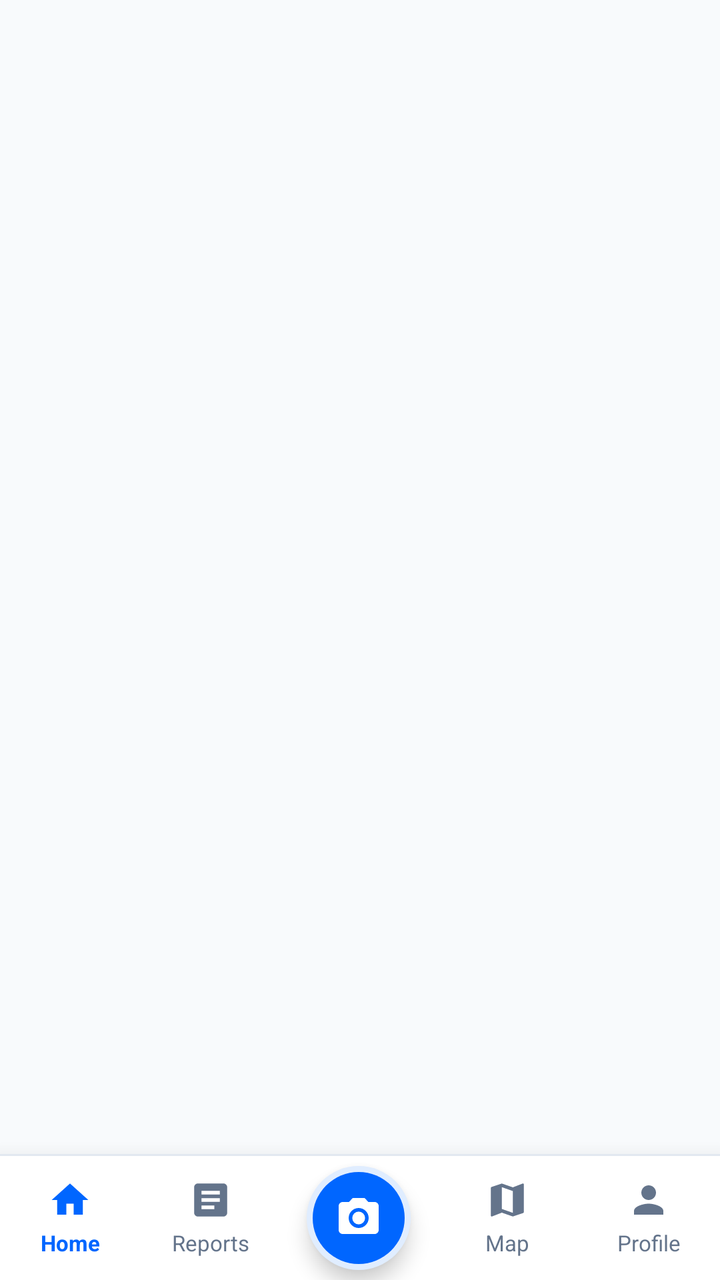
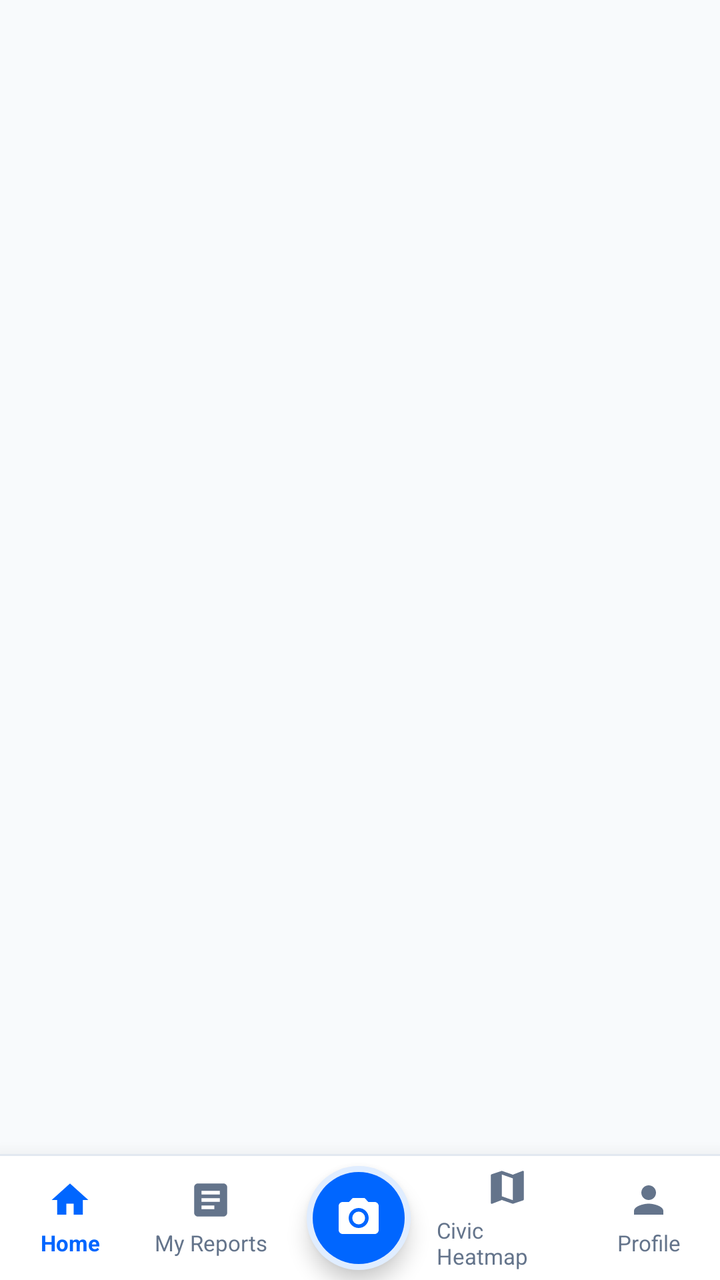

Before-and-after screenshots of an Android layout around one commit, followed by the original layout XML and the change that was made.
<!-- AndroidManifest.xml: application theme Theme.Reportit -->
<!-- res/layout/activity_main.xml -->
<?xml version="1.0" encoding="utf-8"?>
<androidx.constraintlayout.widget.ConstraintLayout xmlns:android="http://schemas.android.com/apk/res/android"
    xmlns:app="http://schemas.android.com/apk/res-auto"
    xmlns:tools="http://schemas.android.com/tools"
    android:id="@+id/main"
    android:layout_width="match_parent"
    android:layout_height="match_parent"
    android:background="@color/background_light"
    tools:context=".MainActivity">

    
    <FrameLayout
        android:id="@+id/fragment_container"
        android:layout_width="0dp"
        android:layout_height="0dp"
        app:layout_constraintBottom_toTopOf="@id/bottomNavContainer"
        app:layout_constraintEnd_toEndOf="parent"
        app:layout_constraintStart_toStartOf="parent"
        app:layout_constraintTop_toTopOf="parent" />

    
    <LinearLayout
        android:id="@+id/bottomNavContainer"
        android:layout_width="0dp"
        android:layout_height="wrap_content"
        android:background="@color/white"
        android:elevation="16dp"
        android:orientation="vertical"
        app:layout_constraintBottom_toBottomOf="parent"
        app:layout_constraintEnd_toEndOf="parent"
        app:layout_constraintStart_toStartOf="parent">

        
        <View
            android:layout_width="match_parent"
            android:layout_height="1dp"
            android:background="#E2E8F0" />

        <LinearLayout
            android:id="@+id/bottomNavRow"
            android:layout_width="match_parent"
            android:layout_height="62dp"
            android:gravity="center_vertical"
            android:orientation="horizontal">

            
            <LinearLayout
                android:id="@+id/navHome"
                android:layout_width="0dp"
                android:layout_height="match_parent"
                android:layout_weight="1"
                android:background="?attr/selectableItemBackground"
                android:clickable="true"
                android:focusable="true"
                android:gravity="center"
                android:orientation="vertical">

                <ImageView
                    android:id="@+id/ivNavHome"
                    android:layout_width="22dp"
                    android:layout_height="22dp"
                    android:src="@drawable/ic_home"
                    app:tint="#0066FF" />

                <TextView
                    android:id="@+id/tvNavHome"
                    android:layout_width="wrap_content"
                    android:layout_height="wrap_content"
                    android:layout_marginTop="3dp"
                    android:text="Home"
                    android:textColor="#0066FF"
                    android:textSize="11sp"
                    android:textStyle="bold" />
            </LinearLayout>

            
            <LinearLayout
                android:id="@+id/navReports"
                android:layout_width="0dp"
                android:layout_height="match_parent"
                android:layout_weight="1"
                android:background="?attr/selectableItemBackground"
                android:clickable="true"
                android:focusable="true"
                android:gravity="center"
                android:orientation="vertical">

                <ImageView
                    android:id="@+id/ivNavReports"
                    android:layout_width="22dp"
                    android:layout_height="22dp"
                    android:src="@drawable/ic_reports"
                    app:tint="#64748B" />

                <TextView
                    android:id="@+id/tvNavReports"
                    android:layout_width="wrap_content"
                    android:layout_height="wrap_content"
                    android:layout_marginTop="3dp"
                    android:text="Reports"
                    android:textColor="#64748B"
                    android:textSize="11sp" />
            </LinearLayout>

            
            <FrameLayout
                android:layout_width="0dp"
                android:layout_height="match_parent"
                android:layout_weight="1.1"
                android:clipChildren="false">

                <FrameLayout
                    android:id="@+id/fabCenterCamera"
                    android:layout_width="52dp"
                    android:layout_height="52dp"
                    android:layout_gravity="center"
                    android:background="@drawable/bg_status_badge"
                    android:backgroundTint="#E0EDFF"
                    android:clickable="true"
                    android:elevation="6dp"
                    android:focusable="true"
                    android:padding="3dp">

                    <FrameLayout
                        android:layout_width="match_parent"
                        android:layout_height="match_parent"
                        android:background="@drawable/bg_status_badge"
                        android:backgroundTint="#0066FF">

                        <ImageView
                            android:layout_width="24dp"
                            android:layout_height="24dp"
                            android:layout_gravity="center"
                            android:src="@drawable/ic_camera"
                            app:tint="@color/white" />
                    </FrameLayout>
                </FrameLayout>
            </FrameLayout>

            
            <LinearLayout
                android:id="@+id/navMap"
                android:layout_width="0dp"
                android:layout_height="match_parent"
                android:layout_weight="1"
                android:background="?attr/selectableItemBackground"
                android:clickable="true"
                android:focusable="true"
                android:gravity="center"
                android:orientation="vertical">

                <ImageView
                    android:id="@+id/ivNavMap"
                    android:layout_width="22dp"
                    android:layout_height="22dp"
                    android:src="@drawable/ic_map"
                    app:tint="#64748B" />

                <TextView
                    android:id="@+id/tvNavMap"
                    android:layout_width="wrap_content"
                    android:layout_height="wrap_content"
                    android:layout_marginTop="3dp"
                    android:text="Map"
                    android:textColor="#64748B"
                    android:textSize="11sp" />
            </LinearLayout>

            
            <LinearLayout
                android:id="@+id/navProfile"
                android:layout_width="0dp"
                android:layout_height="match_parent"
                android:layout_weight="1"
                android:background="?attr/selectableItemBackground"
                android:clickable="true"
                android:focusable="true"
                android:gravity="center"
                android:orientation="vertical">

                <ImageView
                    android:id="@+id/ivNavProfile"
                    android:layout_width="22dp"
                    android:layout_height="22dp"
                    android:src="@drawable/ic_profile"
                    app:tint="#64748B" />

                <TextView
                    android:id="@+id/tvNavProfile"
                    android:layout_width="wrap_content"
                    android:layout_height="wrap_content"
                    android:layout_marginTop="3dp"
                    android:text="Profile"
                    android:textColor="#64748B"
                    android:textSize="11sp" />
            </LinearLayout>
        </LinearLayout>
    </LinearLayout>

</androidx.constraintlayout.widget.ConstraintLayout>
<!-- resources referenced by this layout -->
<resources>
  <color name="background_light">#F8FAFC</color>
  <color name="white">#FFFFFFFF</color>
  <!-- drawable bg_status_badge (drawable) -->
  <?xml version="1.0" encoding="utf-8"?>
  <shape xmlns:android="http://schemas.android.com/apk/res/android"
      android:shape="rectangle">
      <solid android:color="@color/primary_container" />
      <corners android:radius="100dp" />
  </shape>
  <!-- drawable ic_camera (drawable) -->
  <vector xmlns:android="http://schemas.android.com/apk/res/android"
      android:width="24dp"
      android:height="24dp"
      android:viewportWidth="24"
      android:viewportHeight="24">
      <path
          android:fillColor="#FF000000"
          android:pathData="M12,12m-3.2,0a3.2,3.2 0,1 1,6.4 0a3.2,3.2 0,1 1,-6.4 0M9,2L7.17,4H4c-1.1,0 -2,0.9 -2,2v12c0,1.1 0.9,2 2,2h16c1.1,0 2,-0.9 2,-2V6c0,-1.1 -0.9,-2 -2,-2h-3.17L15,2H9zm3,15c-2.76,0 -5,-2.24 -5,-5s2.24,-5 5,-5 5,2.24 5,5 -2.24,5 -5,5z" />
  </vector>
  <!-- drawable ic_home (drawable) -->
  <vector xmlns:android="http://schemas.android.com/apk/res/android"
      android:width="24dp"
      android:height="24dp"
      android:viewportWidth="24"
      android:viewportHeight="24">
      <path
          android:fillColor="#FF000000"
          android:pathData="M10,20v-6h4v6h5v-8h3L12,3 2,12h3v8z" />
  </vector>
  <!-- drawable ic_map (drawable) -->
  <vector xmlns:android="http://schemas.android.com/apk/res/android"
      android:width="24dp"
      android:height="24dp"
      android:viewportWidth="24"
      android:viewportHeight="24">
      <path
          android:fillColor="#FF000000"
          android:pathData="M20.5,3l-.16.03L15,5.1 9,3 3.36,4.9c-.21.07 -.36.25 -.36.48V20.5c0,.28.22.5.5.5l.16,-.03L9,18.9l6,2.1 5.64,-1.9c.21,-.07.36,-.25.36,-.48V3.5c0,-.28 -.22,-.5 -.5,-.5zM15,19l-6,-2.11V5l6,2.11V19z" />
  </vector>
  <!-- drawable ic_profile (drawable) -->
  <vector xmlns:android="http://schemas.android.com/apk/res/android"
      android:width="24dp"
      android:height="24dp"
      android:viewportWidth="24"
      android:viewportHeight="24">
      <path
          android:fillColor="#FF000000"
          android:pathData="M12,12c2.21,0 4,-1.79 4,-4s-1.79,-4 -4,-4 -4,1.79 -4,4 1.79,4 4,4zm0,2c-2.67,0 -8,1.34 -8,4v2h16v-2c0,-2.66 -5.33,-4 -8,-4z" />
  </vector>
  <!-- drawable ic_reports (drawable) -->
  <vector xmlns:android="http://schemas.android.com/apk/res/android"
      android:width="24dp"
      android:height="24dp"
      android:viewportWidth="24"
      android:viewportHeight="24">
      <path
          android:fillColor="#FF000000"
          android:pathData="M19,3H5c-1.1,0 -2,0.9 -2,2v14c0,1.1 0.9,2 2,2h14c1.1,0 2,-0.9 2,-2V5c0,-1.1 -0.9,-2 -2,-2zm-5,14H7v-2h7v2zm3,-4H7v-2h10v2zm0,-4H7V7h10v2z" />
  </vector>
  <style name="Theme.Reportit" parent="Base.Theme.Reportit" />
  <color name="primary_container">#E0F2FE</color>
  <style name="Base.Theme.Reportit" parent="Theme.Material3.DayNight.NoActionBar">
          
          <item name="colorPrimary">@color/primary</item>
          <item name="colorPrimaryVariant">@color/primary_dark</item>
          <item name="colorOnPrimary">@color/white</item>
          <item name="colorSecondary">@color/accent</item>
          <item name="android:windowBackground">@color/background_light</item>
          <item name="android:statusBarColor">@color/primary</item>
      </style>
  <color name="primary">#006494</color>
  <color name="primary_dark">#004E75</color>
  <color name="accent">#00A6FB</color>
</resources>

<!-- the commit's change to res/layout/activity_main.xml (unified diff, before → after) -->
@@ -67,7 +67,7 @@
                     android:layout_width="wrap_content"
                     android:layout_height="wrap_content"
                     android:layout_marginTop="3dp"
-                    android:text="Home"
+                    android:text="@string/nav_home"
                     android:textColor="#0066FF"
                     android:textSize="11sp"
                     android:textStyle="bold" />
@@ -97,7 +97,7 @@
                     android:layout_width="wrap_content"
                     android:layout_height="wrap_content"
                     android:layout_marginTop="3dp"
-                    android:text="Reports"
+                    android:text="@string/nav_reports"
                     android:textColor="#64748B"
                     android:textSize="11sp" />
             </LinearLayout>
@@ -161,7 +161,7 @@
                     android:layout_width="wrap_content"
                     android:layout_height="wrap_content"
                     android:layout_marginTop="3dp"
-                    android:text="Map"
+                    android:text="@string/nav_map"
                     android:textColor="#64748B"
                     android:textSize="11sp" />
             </LinearLayout>
@@ -190,7 +190,7 @@
                     android:layout_width="wrap_content"
                     android:layout_height="wrap_content"
                     android:layout_marginTop="3dp"
-                    android:text="Profile"
+                    android:text="@string/nav_profile"
                     android:textColor="#64748B"
                     android:textSize="11sp" />
             </LinearLayout>
<!-- resource entries referenced after the edit -->
@@ -59,6 +59,10 @@
           android:fillColor="#FF000000"
           android:pathData="M19,3H5c-1.1,0 -2,0.9 -2,2v14c0,1.1 0.9,2 2,2h14c1.1,0 2,-0.9 2,-2V5c0,-1.1 -0.9,-2 -2,-2zm-5,14H7v-2h7v2zm3,-4H7v-2h10v2zm0,-4H7V7h10v2z" />
   </vector>
+  <string name="nav_home">Home</string>
+  <string name="nav_map">Civic Heatmap</string>
+  <string name="nav_profile">Profile</string>
+  <string name="nav_reports">My Reports</string>
   <style name="Theme.Reportit" parent="Base.Theme.Reportit" />
   <color name="primary_container">#E0F2FE</color>
   <style name="Base.Theme.Reportit" parent="Theme.Material3.DayNight.NoActionBar">
